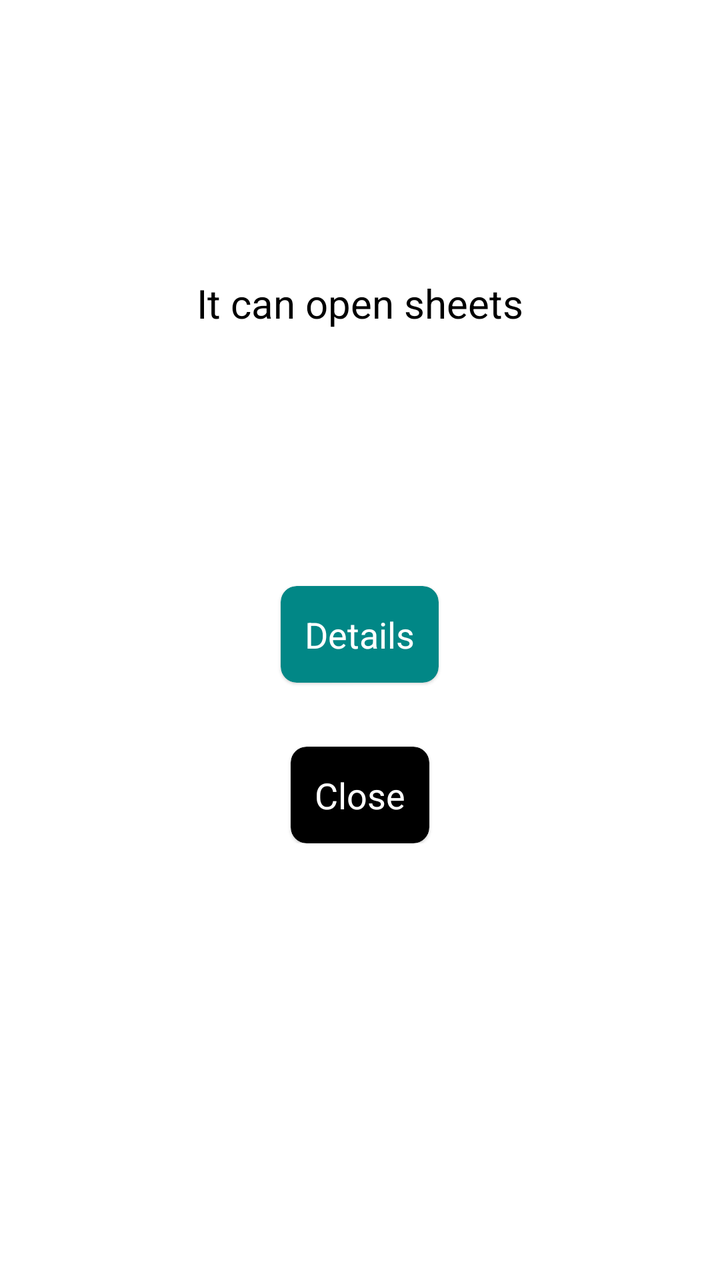
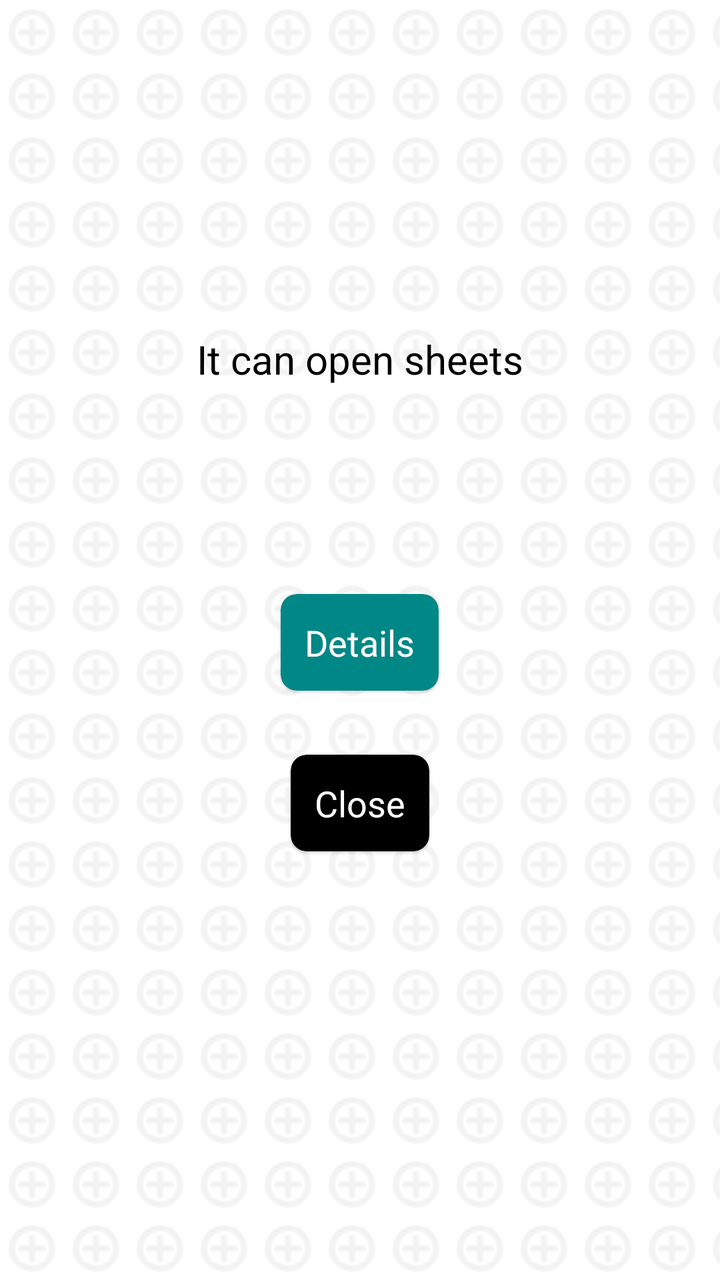

Two renders of the same Android screen: before a commit and after it. Below are the layout's source before the change and the commit's diff.
<!-- AndroidManifest.xml: application theme Theme.NavBitDemo -->
<!-- res/layout/screen_info.xml -->
<?xml version="1.0" encoding="utf-8"?>
<FrameLayout
    xmlns:android="http://schemas.android.com/apk/res/android"
    xmlns:app="http://schemas.android.com/apk/res-auto"
    android:layout_width="match_parent"
    android:layout_height="match_parent">

    <LinearLayout
        android:layout_width="wrap_content"
        android:layout_height="wrap_content"
        android:layout_gravity="center"
        android:paddingBottom="96dp"
        android:orientation="vertical">

        <TextView
            android:layout_width="wrap_content"
            android:layout_height="wrap_content"
            android:text="It can open sheets"
            android:textColor="@color/black"
            android:paddingTop="16dp"
            android:paddingBottom="96dp"
            android:textSize="20sp"/>

        <com.google.android.material.card.MaterialCardView
            android:id="@+id/details_button"
            android:layout_width="wrap_content"
            android:layout_height="wrap_content"
            android:layout_gravity="center"
            android:layout_margin="32dp"
            app:cardBackgroundColor="@color/teal_700"
            app:cardCornerRadius="8dp">

            <TextView
                android:layout_width="wrap_content"
                android:layout_height="wrap_content"
                android:text="Details"
                android:textSize="18sp"
                android:textColor="@color/white"
                android:layout_margin="12dp"
                android:layout_gravity="center"/>
        </com.google.android.material.card.MaterialCardView>

            <com.google.android.material.card.MaterialCardView
                android:id="@+id/done_button"
                android:layout_width="wrap_content"
                android:layout_height="wrap_content"
                android:layout_gravity="center"
                app:cardBackgroundColor="@color/black"
                app:cardCornerRadius="8dp">
                <TextView
                    android:layout_width="wrap_content"
                    android:layout_height="wrap_content"
                    android:text="Close"
                    android:textSize="18sp"
                    android:textColor="@color/white"
                    android:layout_margin="12dp"
                    android:layout_gravity="center"/>
            </com.google.android.material.card.MaterialCardView>
    </LinearLayout>
</FrameLayout>
<!-- resources referenced by this layout -->
<resources>
  <color name="black">#000000</color>
  <color name="teal_700">#018786</color>
  <color name="white">#FFFFFF</color>
  <style name="Theme.NavBitDemo" parent="Theme.MaterialComponents.DayNight.NoActionBar">
          <item name="colorPrimary">@android:color/transparent</item>
          <item name="colorPrimaryVariant">@android:color/transparent</item>
          <item name="colorOnPrimary">@color/white</item>
          <item name="colorSecondary">@color/teal_200</item>
          <item name="colorSecondaryVariant">@color/teal_700</item>
          <item name="colorOnSecondary">@color/black</item>
          <item name="android:statusBarColor">?attr/colorPrimaryVariant</item>
          <item name="android:windowTranslucentNavigation">true</item>
      </style>
  <color name="teal_200">#03DAC5</color>
</resources>

<!-- the commit's change to res/layout/screen_info.xml (unified diff, before → after) -->
@@ -3,13 +3,14 @@
     xmlns:android="http://schemas.android.com/apk/res/android"
     xmlns:app="http://schemas.android.com/apk/res-auto"
     android:layout_width="match_parent"
-    android:layout_height="match_parent">
+    android:layout_height="match_parent"
+    android:background="@drawable/pattern_background">
 
     <LinearLayout
+        android:id="@+id/main_content"
         android:layout_width="wrap_content"
         android:layout_height="wrap_content"
         android:layout_gravity="center"
-        android:paddingBottom="96dp"
         android:orientation="vertical">
 
         <TextView
@@ -17,8 +18,7 @@
             android:layout_height="wrap_content"
             android:text="It can open sheets"
             android:textColor="@color/black"
-            android:paddingTop="16dp"
-            android:paddingBottom="96dp"
+            android:paddingBottom="72dp"
             android:textSize="20sp"/>
 
         <com.google.android.material.card.MaterialCardView
@@ -40,21 +40,22 @@
                 android:layout_gravity="center"/>
         </com.google.android.material.card.MaterialCardView>
 
-            <com.google.android.material.card.MaterialCardView
-                android:id="@+id/done_button"
+        <com.google.android.material.card.MaterialCardView
+            android:id="@+id/done_button"
+            android:layout_width="wrap_content"
+            android:layout_height="wrap_content"
+            android:layout_gravity="center"
+            android:layout_marginBottom="48dp"
+            app:cardBackgroundColor="@color/black"
+            app:cardCornerRadius="8dp">
+            <TextView
                 android:layout_width="wrap_content"
                 android:layout_height="wrap_content"
-                android:layout_gravity="center"
-                app:cardBackgroundColor="@color/black"
-                app:cardCornerRadius="8dp">
-                <TextView
-                    android:layout_width="wrap_content"
-                    android:layout_height="wrap_content"
-                    android:text="Close"
-                    android:textSize="18sp"
-                    android:textColor="@color/white"
-                    android:layout_margin="12dp"
-                    android:layout_gravity="center"/>
-            </com.google.android.material.card.MaterialCardView>
+                android:text="Close"
+                android:textSize="18sp"
+                android:textColor="@color/white"
+                android:layout_margin="12dp"
+                android:layout_gravity="center"/>
+        </com.google.android.material.card.MaterialCardView>
     </LinearLayout>
 </FrameLayout>
<!-- resource entries referenced after the edit -->
@@ -3,6 +3,12 @@
   <color name="black">#000000</color>
   <color name="teal_700">#018786</color>
   <color name="white">#FFFFFF</color>
+  <!-- drawable pattern_background (drawable) -->
+  <?xml version="1.0" encoding="utf-8"?>
+  <bitmap xmlns:android="http://schemas.android.com/apk/res/android"
+      android:src="@android:drawable/ic_menu_add"
+      android:tileMode="repeat"
+      android:tint="#15000000"/>
   <style name="Theme.NavBitDemo" parent="Theme.MaterialComponents.DayNight.NoActionBar">
           <item name="colorPrimary">@android:color/transparent</item>
           <item name="colorPrimaryVariant">@android:color/transparent</item>
